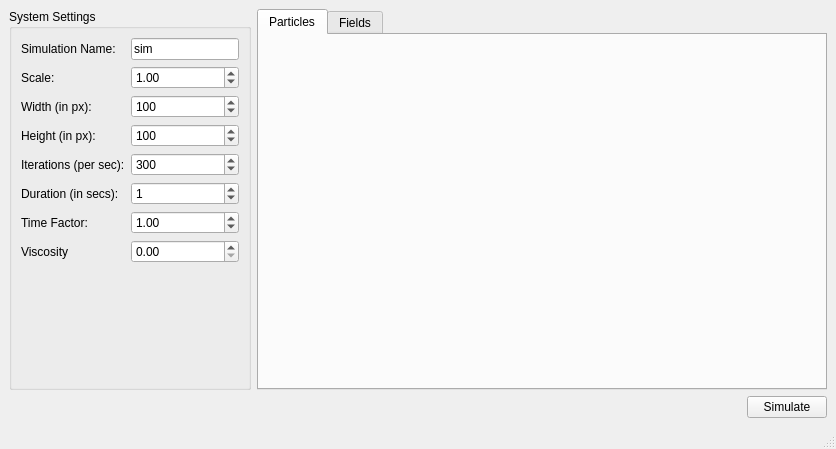
Old version of the form mainwindow.ui in the repository abansal755/2D-Simulator.
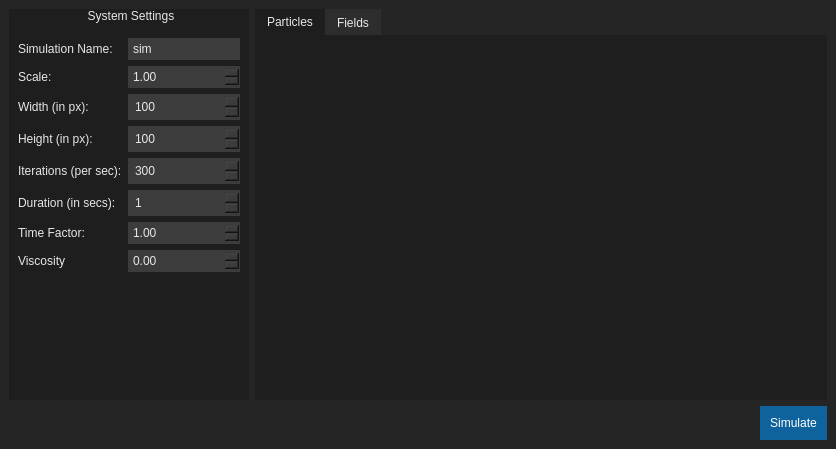
New version of the form. Custom widgets are drawn as their Qt base class.

Commit message: mainWindow styling complete

What changed in the file:
```diff
--- a/mainwindow.ui
+++ b/mainwindow.ui
@@ -13,6 +13,83 @@
   <property name="windowTitle">
    <string>2D Simulator</string>
   </property>
+  <property name="styleSheet">
+   <string notr="true">QWidget{
+	background-color: rgb(30,30,30);
+	color:rgb(231,231,231);
+	font: 800 10pt &quot;Consolas&quot;;
+	border: 0px;
+}
+
+QWidget#centralwidget{
+	background-color: rgb(37,37,37);
+}
+
+QGroupBox{
+	padding: 20px 0px;
+	background-color: rgb(30,30,30);
+}
+
+QGroupBox::title{
+	subcontrol-position: top center;
+}
+
+QLineEdit{
+	background:rgb(60,60,60);
+	padding: 3px;
+	font: 10pt &quot;Consolas&quot;;
+}
+
+QLineEdit:focus{
+	border: 1px solid rgb(0,127,212);
+}
+
+QSpinBox{
+	background:rgb(60,60,60);
+	padding: 5px;
+	font: 10pt &quot;Consolas&quot;;
+}
+
+QSpinBox:focus{
+	border: 1px solid rgb(0,127,212);
+}
+
+QDoubleSpinBox{
+	background:rgb(60,60,60);
+	padding: 3px;
+	font: 10pt &quot;Consolas&quot;;
+}
+
+QDoubleSpinBox:focus{
+	border: 1px solid rgb(0,127,212);
+}
+
+QPushButton{
+	background-color:rgb(14,99,156);
+	color: white;
+	padding: 10px;
+}
+
+QPushButton:disabled{
+	background-color:rgb(77,77,77);
+}
+
+QPushButton:hover{
+	background-color:rgb(17,119,187);
+}
+
+QTabWidget::pane{
+	border: 0px;
+}
+
+QTabBar::tab{
+	background: rgb(45,45,45);
+}
+
+QTabBar::tab::selected{
+	background: rgb(30,30,30);
+}</string>
+  </property>
   <widget class="QWidget" name="centralwidget">
    <layout class="QVBoxLayout" name="verticalLayout">
     <item>
@@ -252,7 +329,6 @@
     </rect>
    </property>
   </widget>
-  <widget class="QStatusBar" name="statusbar"/>
  </widget>
  <customwidgets>
   <customwidget>
```
